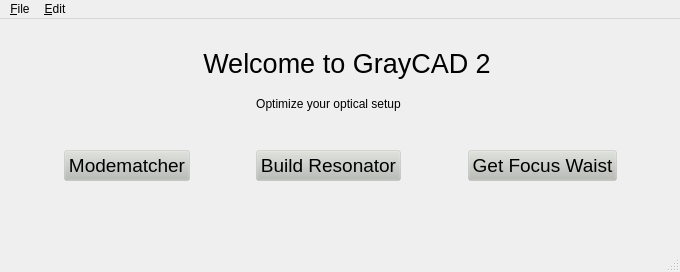
First picture: the form in assets/mainwindow.ui, repository NiceLaserGuy/GRay-CAD-2, before the edit.
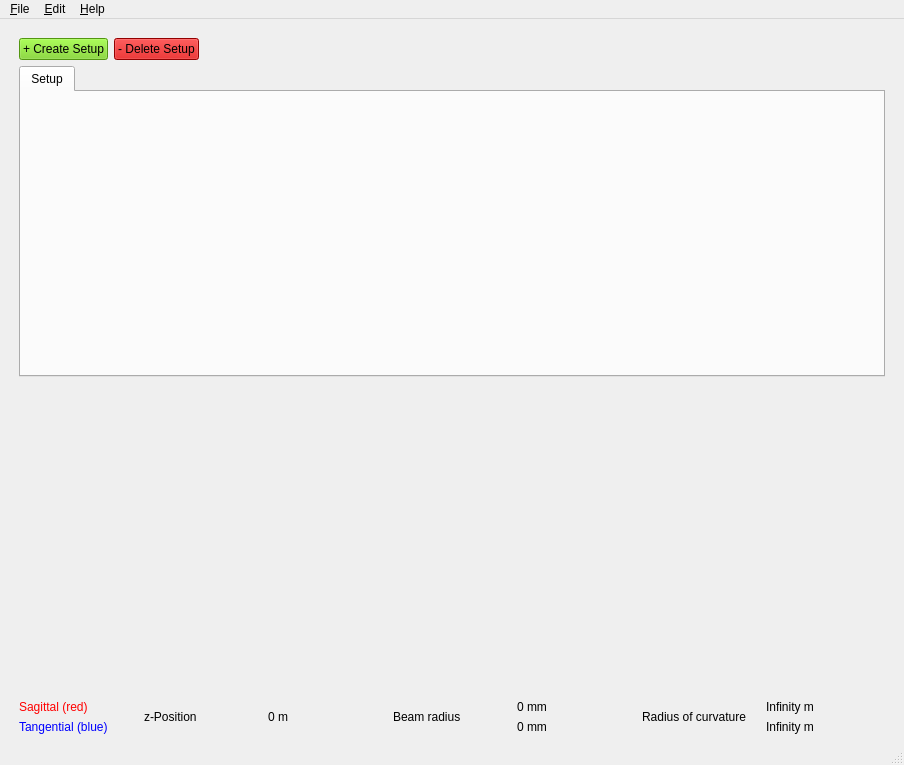
Second picture: the form after the edit. Icons and pictures are not drawn. Custom widgets are drawn as their Qt base class.

Commit message: updated the GUI and added a plot, not working fully yet

The edit to the form file:
```diff
--- a/assets/mainwindow.ui
+++ b/assets/mainwindow.ui
@@ -6,8 +6,8 @@
    <rect>
     <x>0</x>
     <y>0</y>
-    <width>680</width>
-    <height>272</height>
+    <width>904</width>
+    <height>765</height>
    </rect>
   </property>
   <property name="font">
@@ -26,217 +26,163 @@
    <enum>QTabWidget::Triangular</enum>
   </property>
   <widget class="QWidget" name="centralwidget">
-   <layout class="QGridLayout" name="gridLayout" rowstretch="0,0,0,0,0,0,0,0,0,0">
-    <item row="4" column="3">
-     <spacer name="verticalSpacer_2">
-      <property name="orientation">
-       <enum>Qt::Vertical</enum>
+   <layout class="QGridLayout" name="gridLayout" rowstretch="0,0,0,0,0">
+    <item row="1" column="1">
+     <layout class="QGridLayout" name="gridLayout_2" rowstretch="0">
+      <property name="sizeConstraint">
+       <enum>QLayout::SetDefaultConstraint</enum>
       </property>
-      <property name="sizeHint" stdset="0">
+      <item row="0" column="1">
+       <widget class="QPushButton" name="pushButton">
+        <property name="styleSheet">
+         <string notr="true">background-color: rgb(115, 210, 22);</string>
+        </property>
+        <property name="text">
+         <string>+ Create Setup</string>
+        </property>
+       </widget>
+      </item>
+      <item row="0" column="3">
+       <spacer name="horizontalSpacer">
+        <property name="orientation">
+         <enum>Qt::Horizontal</enum>
+        </property>
+        <property name="sizeHint" stdset="0">
+         <size>
+          <width>40</width>
+          <height>20</height>
+         </size>
+        </property>
+       </spacer>
+      </item>
+      <item row="0" column="2">
+       <widget class="QPushButton" name="pushButton_2">
+        <property name="styleSheet">
+         <string notr="true">background-color: rgb(204, 0, 0);</string>
+        </property>
+        <property name="text">
+         <string>- Delete Setup</string>
+        </property>
+       </widget>
+      </item>
+     </layout>
+    </item>
+    <item row="3" column="1">
+     <widget class="PlotWidget" name="plotWidget" native="true">
+      <property name="sizePolicy">
+       <sizepolicy hsizetype="Expanding" vsizetype="Expanding">
+        <horstretch>0</horstretch>
+        <verstretch>0</verstretch>
+       </sizepolicy>
+      </property>
+      <property name="minimumSize">
        <size>
-        <width>20</width>
-        <height>20</height>
+        <width>0</width>
+        <height>0</height>
        </size>
       </property>
-     </spacer>
-    </item>
-    <item row="5" column="3">
-     <widget class="QLabel" name="label_2">
-      <property name="layoutDirection">
-       <enum>Qt::LeftToRight</enum>
+      <property name="mouseTracking">
+       <bool>true</bool>
       </property>
-      <property name="text">
-       <string>Optimize your optical setup</string>
-      </property>
-      <property name="alignment">
-       <set>Qt::AlignCenter</set>
-      </property>
      </widget>
     </item>
-    <item row="6" column="3">
-     <spacer name="verticalSpacer">
-      <property name="orientation">
-       <enum>Qt::Vertical</enum>
+    <item row="2" column="1">
+     <widget class="QTabWidget" name="tabWidget">
+      <property name="currentIndex">
+       <number>0</number>
       </property>
-      <property name="sizeHint" stdset="0">
-       <size>
-        <width>20</width>
-        <height>40</height>
-       </size>
-      </property>
-     </spacer>
+      <widget class="QWidget" name="tab">
+       <attribute name="title">
+        <string>Setup</string>
+       </attribute>
+      </widget>
+     </widget>
     </item>
-    <item row="9" column="3">
-     <spacer name="verticalSpacer_3">
-      <property name="orientation">
-       <enum>Qt::Vertical</enum>
-      </property>
-      <property name="sizeType">
-       <enum>QSizePolicy::Fixed</enum>
-      </property>
-      <property name="sizeHint" stdset="0">
-       <size>
-        <width>20</width>
-        <height>60</height>
-       </size>
-      </property>
-     </spacer>
-    </item>
-    <item row="7" column="0">
+    <item row="2" column="0">
      <spacer name="horizontalSpacer_2">
       <property name="orientation">
        <enum>Qt::Horizontal</enum>
       </property>
-      <property name="sizeHint" stdset="0">
-       <size>
-        <width>40</width>
-        <height>20</height>
-       </size>
-      </property>
-     </spacer>
-    </item>
-    <item row="7" column="4">
-     <spacer name="horizontalSpacer_4">
-      <property name="orientation">
-       <enum>Qt::Horizontal</enum>
-      </property>
-      <property name="sizeHint" stdset="0">
-       <size>
-        <width>40</width>
-        <height>20</height>
-       </size>
-      </property>
-     </spacer>
-    </item>
-    <item row="7" column="5">
-     <widget class="QPushButton" name="pushButton_2">
-      <property name="sizePolicy">
-       <sizepolicy hsizetype="Expanding" vsizetype="Fixed">
-        <horstretch>0</horstretch>
-        <verstretch>0</verstretch>
-       </sizepolicy>
-      </property>
-      <property name="font">
-       <font>
-        <family>MS Sans Serif</family>
-        <pointsize>14</pointsize>
-       </font>
-      </property>
-      <property name="styleSheet">
-       <string notr="true">background-color: rgba(186, 189, 182, 50);</string>
-      </property>
-      <property name="text">
-       <string>Get Focus Waist</string>
-      </property>
-      <property name="flat">
-       <bool>false</bool>
-      </property>
-     </widget>
-    </item>
-    <item row="7" column="1">
-     <widget class="QPushButton" name="button_modematcher">
-      <property name="sizePolicy">
-       <sizepolicy hsizetype="Expanding" vsizetype="Fixed">
-        <horstretch>0</horstretch>
-        <verstretch>0</verstretch>
-       </sizepolicy>
-      </property>
-      <property name="font">
-       <font>
-        <family>MS Sans Serif</family>
-        <pointsize>14</pointsize>
-       </font>
-      </property>
-      <property name="styleSheet">
-       <string notr="true">background-color: rgba(186, 189, 182, 50);</string>
-      </property>
-      <property name="text">
-       <string>Modematcher</string>
-      </property>
-      <property name="flat">
-       <bool>false</bool>
-      </property>
-     </widget>
-    </item>
-    <item row="0" column="3">
-     <spacer name="verticalSpacer_4">
-      <property name="orientation">
-       <enum>Qt::Vertical</enum>
-      </property>
       <property name="sizeType">
        <enum>QSizePolicy::Fixed</enum>
       </property>
       <property name="sizeHint" stdset="0">
        <size>
-        <width>20</width>
+        <width>10</width>
         <height>20</height>
        </size>
       </property>
      </spacer>
     </item>
-    <item row="7" column="2">
+    <item row="2" column="2">
      <spacer name="horizontalSpacer_3">
       <property name="orientation">
        <enum>Qt::Horizontal</enum>
       </property>
+      <property name="sizeType">
+       <enum>QSizePolicy::Fixed</enum>
+      </property>
       <property name="sizeHint" stdset="0">
        <size>
-        <width>40</width>
+        <width>10</width>
         <height>20</height>
        </size>
       </property>
      </spacer>
     </item>
-    <item row="7" column="3">
-     <widget class="QPushButton" name="button_build_resonator">
-      <property name="sizePolicy">
-       <sizepolicy hsizetype="Expanding" vsizetype="Fixed">
-        <horstretch>0</horstretch>
-        <verstretch>0</verstretch>
-       </sizepolicy>
-      </property>
-      <property name="font">
-       <font>
-        <family>MS Sans Serif</family>
-        <pointsize>14</pointsize>
-       </font>
-      </property>
-      <property name="styleSheet">
-       <string notr="true">background-color: rgba(186, 189, 182, 50);</string>
-      </property>
-      <property name="text">
-       <string>Build Resonator</string>
-      </property>
-      <property name="flat">
-       <bool>false</bool>
-      </property>
-     </widget>
-    </item>
-    <item row="7" column="6">
-     <spacer name="horizontalSpacer_5">
+    <item row="0" column="1">
+     <spacer name="verticalSpacer">
       <property name="orientation">
-       <enum>Qt::Horizontal</enum>
+       <enum>Qt::Vertical</enum>
+      </property>
+      <property name="sizeType">
+       <enum>QSizePolicy::Fixed</enum>
       </property>
       <property name="sizeHint" stdset="0">
        <size>
-        <width>40</width>
-        <height>20</height>
+        <width>20</width>
+        <height>10</height>
        </size>
       </property>
      </spacer>
     </item>
-    <item row="1" column="1" colspan="5">
+    <item row="4" column="1">
      <layout class="QHBoxLayout" name="horizontalLayout">
+      <item>
+       <layout class="QVBoxLayout" name="verticalLayout">
+        <item>
+         <widget class="QLabel" name="label">
+          <property name="styleSheet">
+           <string notr="true">color: red;</string>
+          </property>
+          <property name="text">
+           <string>Sagittal (red)</string>
+          </property>
+         </widget>
+        </item>
+        <item>
+         <widget class="QLabel" name="label_2">
+          <property name="styleSheet">
+           <string notr="true">color: blue;</string>
+          </property>
+          <property name="text">
+           <string>Tangential (blue)</string>
+          </property>
+         </widget>
+        </item>
+       </layout>
+      </item>
       <item>
        <widget class="QLabel" name="label_3">
-        <property name="maximumSize">
-         <size>
-          <width>60</width>
-          <height>60</height>
-         </size>
+        <property name="text">
+         <string>z-Position</string>
         </property>
+       </widget>
+      </item>
+      <item>
+       <widget class="QLabel" name="label_z_position">
         <property name="text">
-         <string/>
+         <string>0 m</string>
         </property>
         <property name="pixmap">
          <pixmap>logo.png</pixmap>
@@ -247,26 +193,55 @@
        </widget>
       </item>
       <item>
-       <widget class="QLabel" name="label">
-        <property name="sizePolicy">
-         <sizepolicy hsizetype="Expanding" vsizetype="Preferred">
-          <horstretch>0</horstretch>
-          <verstretch>0</verstretch>
-         </sizepolicy>
+       <widget class="QLabel" name="label_4">
+        <property name="text">
+         <string>Beam radius</string>
         </property>
-        <property name="font">
-         <font>
-          <pointsize>20</pointsize>
-         </font>
-        </property>
+       </widget>
+      </item>
+      <item>
+       <layout class="QVBoxLayout" name="verticalLayout_2">
+        <item>
+         <widget class="QLabel" name="label_w_sag">
+          <property name="text">
+           <string>0 mm</string>
+          </property>
+         </widget>
+        </item>
+        <item>
+         <widget class="QLabel" name="label_w_tan">
+          <property name="text">
+           <string>0 mm</string>
+          </property>
+         </widget>
+        </item>
+       </layout>
+      </item>
+      <item>
+       <widget class="QLabel" name="label_7">
         <property name="text">
-         <string>Welcome to GrayCAD 2</string>
+         <string>Radius of curvature</string>
         </property>
-        <property name="alignment">
-         <set>Qt::AlignCenter</set>
-        </property>
        </widget>
       </item>
+      <item>
+       <layout class="QVBoxLayout" name="verticalLayout_3">
+        <item>
+         <widget class="QLabel" name="label_8">
+          <property name="text">
+           <string>Infinity m</string>
+          </property>
+         </widget>
+        </item>
+        <item>
+         <widget class="QLabel" name="label_9">
+          <property name="text">
+           <string>Infinity m</string>
+          </property>
+         </widget>
+        </item>
+       </layout>
+      </item>
      </layout>
     </item>
    </layout>
@@ -276,7 +251,7 @@
     <rect>
      <x>0</x>
      <y>0</y>
-     <width>680</width>
+     <width>904</width>
      <height>22</height>
     </rect>
    </property>
@@ -297,9 +272,18 @@
      <string>&amp;Edit</string>
     </property>
     <addaction name="action_Library"/>
+    <addaction name="action_Modematcher"/>
+    <addaction name="action_Cavity_Designer"/>
+   </widget>
+   <widget class="QMenu" name="menu_Help">
+    <property name="title">
+     <string>&amp;Help</string>
+    </property>
+    <addaction name="action_About"/>
    </widget>
    <addaction name="menu_File"/>
    <addaction name="menu_Edit"/>
+   <addaction name="menu_Help"/>
   </widget>
   <widget class="QStatusBar" name="statusbar"/>
   <action name="action_Open">
@@ -328,6 +312,14 @@
    </property>
   </action>
  </widget>
+ <customwidgets>
+  <customwidget>
+   <class>PlotWidget</class>
+   <extends>QWidget</extends>
+   <header location="global">pyqtgraph</header>
+   <container>1</container>
+  </customwidget>
+ </customwidgets>
  <resources/>
  <connections/>
 </ui>
```
Left out of the diff: 25 changed lines with no effect on the pictures. The commit also changes 28 other files.
